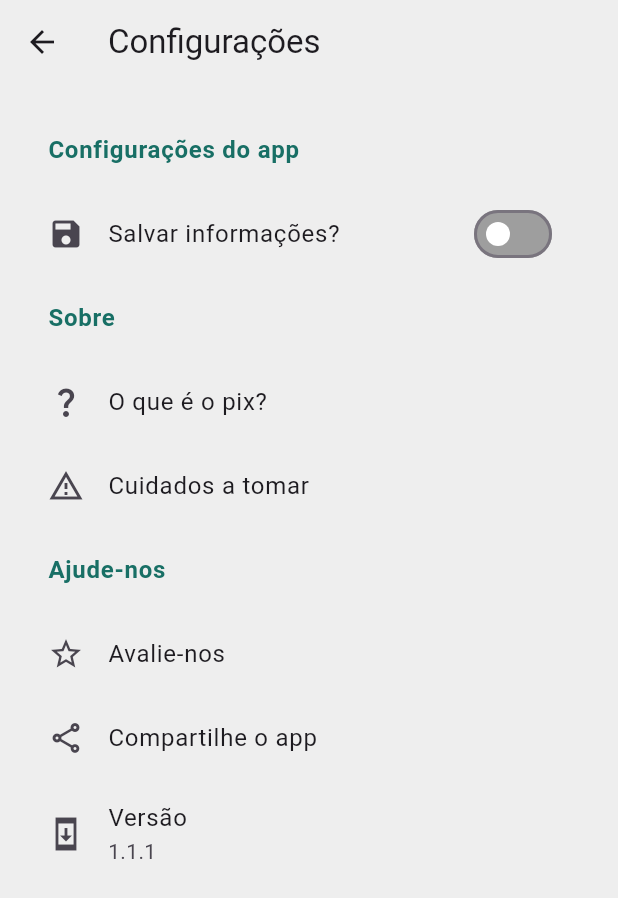
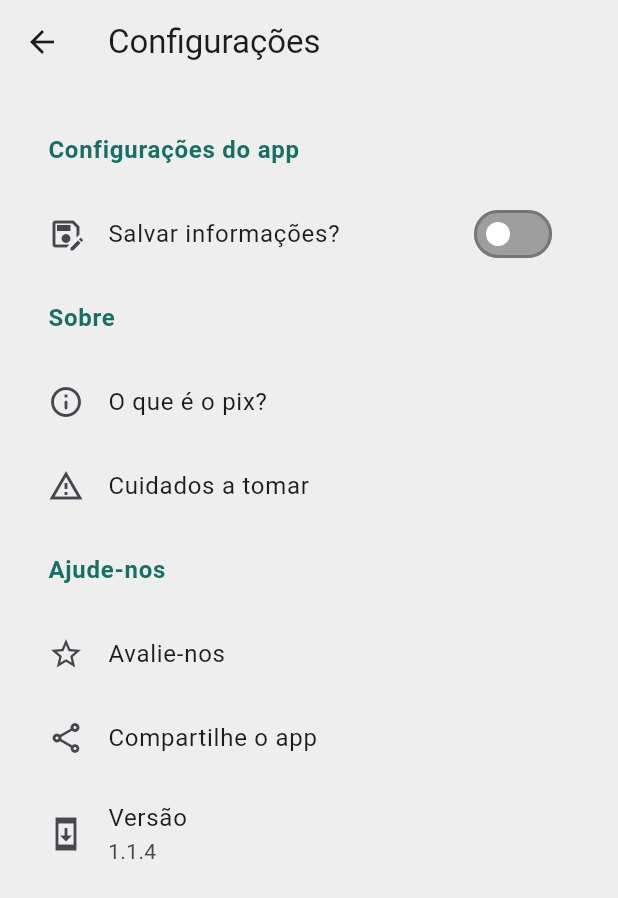
Before and after one commit to S3NTIN3LA-DEV/Gera-Pix, a Flutter app: the screen it shows after launch, after a tap on "Gerar QR Code", after a tap on the "settings" icon, on a phone screen of 412 x 824 dp. Shown: the top 898 px of the screen. Run offline on Flutter 3.47's test engine with Material 3 defaults, Android fonts, the phone set to English and light mode, and no system bars; our stand-ins replace diacritic, google_mobile_ads, qr_flutter, share_plus, shared_preferences, vibration; network calls fail.

Commit message:
Melhorias no layout

```diff
--- a/lib/paginas/configuracao.dart
+++ b/lib/paginas/configuracao.dart
@@ -45,7 +45,8 @@ class _InformacoesState extends State<Informacoes> {
               ),
             ),
             ListTile(
-              leading: const Icon(Icons.save),
+              leading: Icon(
+                  podeSalvar.podeSalvar ? Icons.save : Icons.save_as_outlined),
               title: const Text('Salvar informações?'),
               trailing: Switch(
                 inactiveTrackColor: Colors.grey,
@@ -66,7 +67,7 @@ class _InformacoesState extends State<Informacoes> {
               ),
             ),
             ListTile(
-              leading: const Icon(Icons.question_mark),
+              leading: const Icon(Icons.info_outline_rounded),
               title: const Text('O que é o pix?'),
               onTap: () {
                 Vibration.vibrate(duration: 50);
@@ -113,7 +114,7 @@ class _InformacoesState extends State<Informacoes> {
             const ListTile(
               leading: Icon(Icons.system_update_sharp),
               title: Text('Versão'),
-              subtitle: Text('1.1.1'),
+              subtitle: Text('1.1.4'),
             )
           ],
         ),
--- a/lib/paginas/cuidados.dart
+++ b/lib/paginas/cuidados.dart
@@ -24,7 +24,7 @@ class Cuidados extends StatelessWidget {
               'Os QR Codes gerados por este aplicativo não foram testados em todos os bancos. Por isso, antes de confirmar qualquer transação, verifique cuidadosamente se todos os dados estão corretos.\n\nNão nos responsabilizamos por eventuais erros de transferência cometidos pelos usuários. Caso ocorra uma transferência incorreta ou por engano, entre em contato com o banco responsável para receber as devidas orientações.',
             ),
             SizedBox(
-              height: 10,
+              height: 20,
             ),
             SelectableText(
                 'Os QRCodes foram programados a partir da documentação do BACEN BRCode 2.0.1 https://www.bcb.gov.br/content/estabilidadefinanceira/spb_docs/ManualBRCode.pdf'),
@@ -32,7 +32,7 @@ class Cuidados extends StatelessWidget {
               height: 20,
             ),
             Text(
-              'O app armazena ou compartilha meus dados bancários?',
+              'O aplicativo compartilha meus dados bancários?',
               style: TextStyle(fontWeight: FontWeight.bold, fontSize: 22),
             ),
             SizedBox(
--- a/lib/paginas/pagina_criacao.dart
+++ b/lib/paginas/pagina_criacao.dart
@@ -1,3 +1,4 @@
+import 'package:diacritic/diacritic.dart';
 import 'package:flutter/material.dart';
 import 'package:flutter/services.dart';
 import 'package:gera_pix/funcoes/estrutura_criar.dart';
@@ -44,6 +45,10 @@ class _PixFormScreenState extends State<PixFormScreen> {
   String? _generatedQrCode; // Armazena o QR Code gerado
 
   void _generateQrCode() {
+    _merchantNameController.text =
+        removeDiacritics(_merchantNameController.text);
+    _merchantCityController.text =
+        removeDiacritics(_merchantCityController.text);
     if (_formKey.currentState!.validate()) {
       final pixBrCode = PixBrCode(
         payloadFormatIndicator: '01',
@@ -165,6 +170,9 @@ class _PixFormScreenState extends State<PixFormScreen> {
                       height: 100,
                       child: AdWidget(ad: _bannerAd),
                     ),
+                  ),
+                  SizedBox(
+                    height: 10,
                   ),
                   if (_generatedQrCode != null)
                     Center(
@@ -302,7 +310,7 @@ class _PixFormScreenState extends State<PixFormScreen> {
                     cursorColor: MinhasCores.secundaria,
                     controller: _merchantNameController,
                     decoration: const InputDecoration(
-                      labelText: 'Nome do beneficiário* (sem acentos)',
+                      labelText: 'Nome do beneficiário*',
                     ),
                     validator: (value) {
                       if (value == null || value.isEmpty) {
@@ -317,7 +325,7 @@ class _PixFormScreenState extends State<PixFormScreen> {
                     cursorColor: MinhasCores.secundaria,
                     controller: _merchantCityController,
                     decoration: const InputDecoration(
-                      labelText: 'Cidade do beneficiário* (sem acentos)',
+                      labelText: 'Cidade do beneficiário*',
                     ),
                     validator: (value) {
                       if (value == null || value.isEmpty) {
@@ -345,6 +353,7 @@ class _PixFormScreenState extends State<PixFormScreen> {
                     },
                     child: const Text('Gerar QR Code'),
                   ),
+                  const SizedBox(height: 20),
                 ],
               ),
             ),
--- a/lib/paginas/sobre_pix.dart
+++ b/lib/paginas/sobre_pix.dart
@@ -23,7 +23,9 @@ class OQueEPix extends StatelessWidget {
               height: 20,
             ),
             Text(
-                'Pix é o pagamento instantâneo brasileiro. O meio de pagamento criado pelo Banco Central (BC) em que os recursos são transferidos entre contas em poucos segundos, a qualquer hora ou dia. É prático, rápido e seguro. O Pix pode ser realizado a partir de uma conta corrente, conta poupança ou conta de pagamento pré-paga.\n\nAlém de aumentar a velocidade em que pagamentos ou transferências são feitos e recebidos, o Pix tem o potencial de:\n\n- Alavancar a competitividade e a eficiência do mercado;\n- Baixar o custo, aumentar a segurança e aprimorar a experiência dos clientes;\n- Incentivar a "eletronização" do mercado de pagamentos de varejo;\n- Promover a inclusão financeira;\n- Preencher uma série de lacunas existentes na cesta de instrumentos de pagamentos disponíveis atualmente à população.'),
+              'Pix é o pagamento instantâneo brasileiro. O meio de pagamento criado pelo Banco Central (BC) em que os recursos são transferidos entre contas em poucos segundos, a qualquer hora ou dia. É prático, rápido e seguro. O Pix pode ser realizado a partir de uma conta corrente, conta poupança ou conta de pagamento pré-paga.\n\nAlém de aumentar a velocidade em que pagamentos ou transferências são feitos e recebidos, o Pix tem o potencial de:\n\n- Alavancar a competitividade e a eficiência do mercado;\n- Baixar o custo, aumentar a segurança e aprimorar a experiência dos clientes;\n- Incentivar a "eletronização" do mercado de pagamentos de varejo;\n- Promover a inclusão financeira;\n- Preencher uma série de lacunas existentes na cesta de instrumentos de pagamentos disponíveis atualmente à população.',
+              style: TextStyle(fontWeight: FontWeight.bold),
+            ),
           ],
         ),
       ),
```
Also changed, not shown: pubspec.yaml (+4 -3 lines), pubspec.lock.
